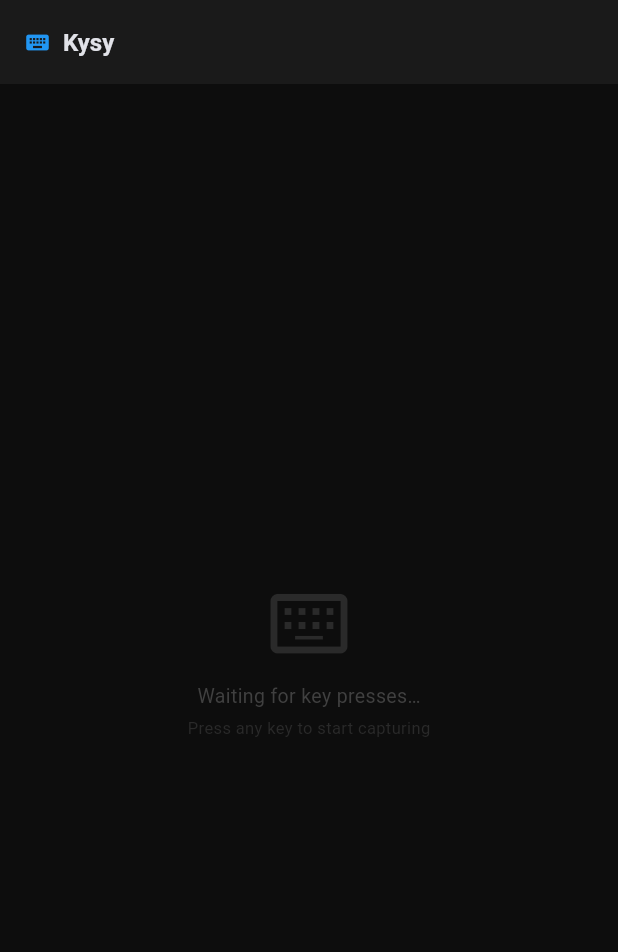
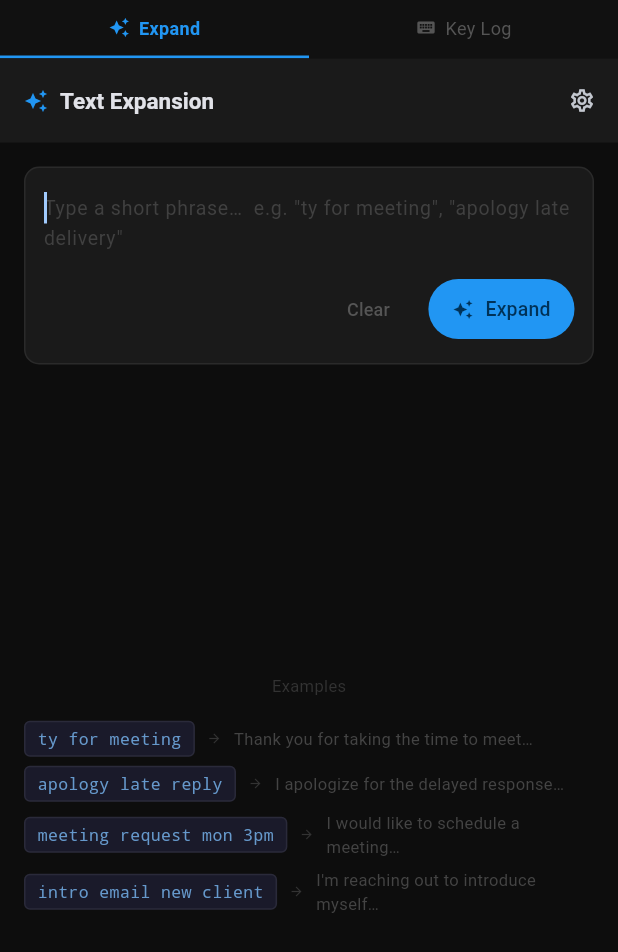
Before and after one commit to walteryaron/Kright, a Flutter app: the screen it shows after launch, on a phone screen of 412 x 824 dp. Shown: the top 952 px of the screen. Run offline on Flutter 3.47's test engine with Material 3 defaults, Android fonts, the phone set to English and light mode, and no system bars; our stand-ins replace google_generative_ai, shared_preferences; missing offline and left inert: tray_manager, window_manager; statements that could not run were skipped.

Commit message:
Add Gemini AI text expansion feature
- GeminiService wraps google_generative_ai with gemini-2.0-flash
- API key stored locally via shared_preferences (Settings page)
- TextExpansionPage: type short phrase → AI returns full message + copy button
- KysyHome: two-tab layout (Expand / Key Log) with unified tray menu
- Remove Ollama; API-based approach needs no local model download

Co-Authored-By: Claude Sonnet 4.6 <noreply@anthropic.com>

```diff
--- /dev/null
+++ b/lib/ai/gemini_service.dart
@@ -0,0 +1,55 @@
+import 'package:google_generative_ai/google_generative_ai.dart';
+import 'package:shared_preferences/shared_preferences.dart';
+
+class GeminiService {
+  static const _keyPref = 'gemini_api_key';
+
+  static GenerativeModel? _model;
+
+  static Future<void> init() async {
+    final prefs = await SharedPreferences.getInstance();
+    final key = prefs.getString(_keyPref) ?? '';
+    if (key.isNotEmpty) _model = _buildModel(key);
+  }
+
+  static Future<void> setApiKey(String key) async {
+    final prefs = await SharedPreferences.getInstance();
+    await prefs.setString(_keyPref, key.trim());
+    _model = key.trim().isNotEmpty ? _buildModel(key.trim()) : null;
+  }
+
+  static Future<String?> getApiKey() async {
+    final prefs = await SharedPreferences.getInstance();
+    return prefs.getString(_keyPref);
+  }
+
+  static bool get isReady => _model != null;
+
+  static GenerativeModel _buildModel(String apiKey) => GenerativeModel(
+        model: 'gemini-2.0-flash',
+        apiKey: apiKey,
+        generationConfig: GenerationConfig(
+          temperature: 0.7,
+          maxOutputTokens: 1024,
+        ),
+        systemInstruction: Content.system(
+          'You are a smart text expansion assistant built into a keyboard tool. '
+          'When given a short phrase, abbreviation, or rough idea, expand it into '
+          'a clear, complete, professional message ready to use. '
+          'Return only the expanded text — no explanations, no quotes, no extra formatting.',
+        ),
+      );
+
+  static Future<String> expand(String shortPhrase) async {
+    if (_model == null) throw Exception('API key not configured');
+    if (shortPhrase.trim().isEmpty) throw Exception('Input is empty');
+
+    final response = await _model!.generateContent([
+      Content.text('Expand this: $shortPhrase'),
+    ]);
+
+    final text = response.text;
+    if (text == null || text.isEmpty) throw Exception('No response from Gemini');
+    return text.trim();
+  }
+}
--- a/lib/main.dart
+++ b/lib/main.dart
@@ -1,8 +1,11 @@
 import 'package:flutter/material.dart';
 import 'package:tray_manager/tray_manager.dart';
 import 'package:window_manager/window_manager.dart';
+import 'ai/gemini_service.dart';
 import 'keyboard_service.dart';
 import 'ui/keyboard_history_page.dart';
+import 'ui/text_expansion_page.dart';
+import 'ui/settings_page.dart';
 
 Future<void> main() async {
   WidgetsFlutterBinding.ensureInitialized();
@@ -10,9 +13,9 @@ Future<void> main() async {
   await windowManager.ensureInitialized();
 
   const windowOptions = WindowOptions(
-    size: Size(420, 640),
+    size: Size(460, 680),
     center: true,
-    title: 'Kysy — Key History',
+    title: 'Kysy',
     skipTaskbar: true,
     titleBarStyle: TitleBarStyle.hidden,
     backgroundColor: Color(0xFF0D0D0D),
@@ -22,6 +25,7 @@ Future<void> main() async {
     await windowManager.hide();
   });
 
+  await GeminiService.init();
   await _setupTray();
   KeyboardService.startListening();
 
@@ -31,11 +35,12 @@ Future<void> main() async {
 Future<void> _setupTray() async {
   await trayManager.setIcon('assets/tray_icon.png');
   await trayManager.setContextMenu(Menu(items: [
-    MenuItem(key: 'show_history', label: 'Show Key History'),
+    MenuItem(key: 'expand',       label: 'Text Expansion'),
+    MenuItem(key: 'history',      label: 'Key History'),
     MenuItem.separator(),
-    MenuItem(key: 'clear_history', label: 'Clear History'),
+    MenuItem(key: 'settings',     label: 'Settings'),
     MenuItem.separator(),
-    MenuItem(key: 'quit', label: 'Quit Kysy'),
+    MenuItem(key: 'quit',         label: 'Quit Kysy'),
   ]));
 }
 
@@ -54,7 +59,155 @@ class KysyApp extends StatelessWidget {
           brightness: Brightness.dark,
         ),
       ),
-      home: const KeyboardHistoryPage(),
+      home: const KysyHome(),
     );
   }
 }
+
+class KysyHome extends StatefulWidget {
+  const KysyHome({super.key});
+
+  @override
+  State<KysyHome> createState() => _KysyHomeState();
+}
+
+class _KysyHomeState extends State<KysyHome>
+    with TrayListener, WindowListener {
+  int _tab = 0;
+
+  static const _pages = [
+    TextExpansionPage(),
+    KeyboardHistoryPage(),
+  ];
+
+  @override
+  void initState() {
+    super.initState();
+    trayManager.addListener(this);
+    windowManager.addListener(this);
+  }
+
+  @override
+  void dispose() {
+    trayManager.removeListener(this);
+    windowManager.removeListener(this);
+    super.dispose();
+  }
+
+  @override
+  void onTrayIconMouseDown() {
+    windowManager.isVisible().then((visible) {
+      if (visible) {
+        windowManager.hide();
+      } else {
+        windowManager.show();
+        windowManager.focus();
+      }
+    });
+  }
+
+  @override
+  void onTrayIconRightMouseDown() => trayManager.popUpContextMenu();
+
+  @override
+  void onTrayMenuItemClick(MenuItem item) {
+    switch (item.key) {
+      case 'expand':
+        setState(() => _tab = 0);
+        windowManager.show();
+        windowManager.focus();
+      case 'history':
+        setState(() => _tab = 1);
+        windowManager.show();
+        windowManager.focus();
+      case 'settings':
+        windowManager.show();
+        windowManager.focus();
+        WidgetsBinding.instance.addPostFrameCallback((_) {
+          Navigator.of(context).push(
+            MaterialPageRoute(builder: (_) => const SettingsPage()),
+          );
+        });
+      case 'quit':
+        windowManager.destroy();
+    }
+  }
+
+  @override
+  void onWindowClose() => windowManager.hide();
+
+  @override
+  Widget build(BuildContext context) {
+    return Scaffold(
+      backgroundColor: const Color(0xFF0D0D0D),
+      body: Column(
+        children: [
+          _TabBar(current: _tab, onTap: (i) => setState(() => _tab = i)),
+          Expanded(child: _pages[_tab]),
+        ],
+      ),
+    );
+  }
+}
+
+class _TabBar extends StatelessWidget {
+  final int current;
+  final ValueChanged<int> onTap;
+  const _TabBar({required this.current, required this.onTap});
+
+  @override
+  Widget build(BuildContext context) {
+    return Container(
+      color: const Color(0xFF111111),
+      child: Row(
+        children: [
+          _Tab(label: 'Expand', icon: Icons.auto_awesome, selected: current == 0, onTap: () => onTap(0)),
+          _Tab(label: 'Key Log', icon: Icons.keyboard, selected: current == 1, onTap: () => onTap(1)),
+        ],
+      ),
+    );
+  }
+}
+
+class _Tab extends StatelessWidget {
+  final String label;
+  final IconData icon;
+  final bool selected;
+  final VoidCallback onTap;
+  const _Tab({required this.label, required this.icon, required this.selected, required this.onTap});
+
+  @override
+  Widget build(BuildContext context) {
+    return Expanded(
+      child: InkWell(
+        onTap: onTap,
+        child: Container(
+          padding: const EdgeInsets.symmetric(vertical: 10),
+          decoration: BoxDecoration(
+            border: Border(
+              bottom: BorderSide(
+                color: selected ? Colors.blue : Colors.transparent,
+                width: 2,
+              ),
+            ),
+          ),
+          child: Row(
+            mainAxisAlignment: MainAxisAlignment.center,
+            children: [
+              Icon(icon, size: 14, color: selected ? Colors.blue : const Color(0xFF555555)),
+              const SizedBox(width: 6),
+              Text(
+                label,
+                style: TextStyle(
+                  fontSize: 12,
+                  fontWeight: selected ? FontWeight.w600 : FontWeight.normal,
+                  color: selected ? Colors.blue : const Color(0xFF555555),
+                ),
+              ),
+            ],
+          ),
+        ),
+      ),
+    );
+  }
+}
--- /dev/null
+++ b/lib/ui/text_expansion_page.dart
@@ -0,0 +1,326 @@
+import 'package:flutter/material.dart';
+import 'package:flutter/services.dart';
+import '../ai/gemini_service.dart';
+import 'settings_page.dart';
+
+class TextExpansionPage extends StatefulWidget {
+  const TextExpansionPage({super.key});
+
+  @override
+  State<TextExpansionPage> createState() => _TextExpansionPageState();
+}
+
+class _TextExpansionPageState extends State<TextExpansionPage> {
+  final _inputController = TextEditingController();
+  final _inputFocus = FocusNode();
+
+  String _output = '';
+  bool _loading = false;
+  String? _error;
+
+  @override
+  void dispose() {
+    _inputController.dispose();
+    _inputFocus.dispose();
+    super.dispose();
+  }
+
+  Future<void> _expand() async {
+    final input = _inputController.text.trim();
+    if (input.isEmpty) return;
+    if (!GeminiService.isReady) {
+      setState(() => _error = 'Add your Gemini API key in Settings first.');
+      return;
+    }
+
+    setState(() {
+      _loading = true;
+      _error = null;
+      _output = '';
+    });
+
+    try {
+      final result = await GeminiService.expand(input);
+      setState(() => _output = result);
+    } catch (e) {
+      setState(() => _error = e.toString().replaceFirst('Exception: ', ''));
+    } finally {
+      setState(() => _loading = false);
+    }
+  }
+
+  Future<void> _copyOutput() async {
+    if (_output.isEmpty) return;
+    await Clipboard.setData(ClipboardData(text: _output));
+    if (!mounted) return;
+    ScaffoldMessenger.of(context).showSnackBar(
+      const SnackBar(
+        content: Text('Copied to clipboard'),
+        duration: Duration(seconds: 1),
+        behavior: SnackBarBehavior.floating,
+      ),
+    );
+  }
+
+  @override
+  Widget build(BuildContext context) {
+    return Scaffold(
+      backgroundColor: const Color(0xFF0D0D0D),
+      appBar: AppBar(
+        backgroundColor: const Color(0xFF1A1A1A),
+        title: const Row(
+          children: [
+            Icon(Icons.auto_awesome, size: 16, color: Colors.blue),
+            SizedBox(width: 8),
+            Text('Text Expansion', style: TextStyle(fontSize: 15, fontWeight: FontWeight.w600)),
+          ],
+        ),
+        actions: [
+          IconButton(
+            icon: const Icon(Icons.settings_outlined, size: 18),
+            tooltip: 'Settings',
+            onPressed: () => Navigator.push(
+              context,
+              MaterialPageRoute(builder: (_) => const SettingsPage()),
+            ),
+          ),
+        ],
+      ),
+      body: Padding(
+        padding: const EdgeInsets.all(16),
+        child: Column(
+          crossAxisAlignment: CrossAxisAlignment.stretch,
+          children: [
+            _InputCard(
+              controller: _inputController,
+              focusNode: _inputFocus,
+              loading: _loading,
+              onSubmit: _expand,
+            ),
+            const SizedBox(height: 12),
+            if (_error != null) _ErrorBanner(message: _error!),
+            if (_loading) const _LoadingIndicator(),
+            if (_output.isNotEmpty && !_loading)
+              Expanded(child: _OutputCard(text: _output, onCopy: _copyOutput)),
+            if (_output.isEmpty && !_loading && _error == null)
+              const Expanded(child: _HintView()),
+          ],
+        ),
+      ),
+    );
+  }
+}
+
+class _InputCard extends StatelessWidget {
+  final TextEditingController controller;
+  final FocusNode focusNode;
+  final bool loading;
+  final VoidCallback onSubmit;
+
+  const _InputCard({
+    required this.controller,
+    required this.focusNode,
+    required this.loading,
+    required this.onSubmit,
+  });
+
+  @override
+  Widget build(BuildContext context) {
+    return Container(
+      decoration: BoxDecoration(
+        color: const Color(0xFF1A1A1A),
+        borderRadius: BorderRadius.circular(10),
+        border: Border.all(color: const Color(0xFF2A2A2A)),
+      ),
+      padding: const EdgeInsets.all(12),
+      child: Column(
+        crossAxisAlignment: CrossAxisAlignment.stretch,
+        children: [
+          TextField(
+            controller: controller,
+            focusNode: focusNode,
+            autofocus: true,
+            maxLines: 3,
+            minLines: 1,
+            style: const TextStyle(fontSize: 14, color: Colors.white),
+            decoration: const InputDecoration(
+              hintText: 'Type a short phrase…  e.g. "ty for meeting", "apology late delivery"',
+              hintStyle: TextStyle(color: Color(0xFF404040), fontSize: 13),
+              border: InputBorder.none,
+              isDense: true,
+            ),
+            onSubmitted: (_) => onSubmit(),
+          ),
+          const SizedBox(height: 10),
+          Row(
+            mainAxisAlignment: MainAxisAlignment.end,
+            children: [
+              TextButton(
+                onPressed: controller.clear,
+                child: const Text('Clear', style: TextStyle(color: Color(0xFF555555), fontSize: 12)),
+              ),
+              const SizedBox(width: 8),
+              FilledButton.icon(
+                onPressed: loading ? null : onSubmit,
+                icon: const Icon(Icons.auto_awesome, size: 14),
+                label: const Text('Expand', style: TextStyle(fontSize: 13)),
+                style: FilledButton.styleFrom(
+                  backgroundColor: Colors.blue,
+                  padding: const EdgeInsets.symmetric(horizontal: 16, vertical: 8),
+                ),
+              ),
+            ],
+          ),
+        ],
+      ),
+    );
+  }
+}
+
+class _OutputCard extends StatelessWidget {
+  final String text;
+  final VoidCallback onCopy;
+
+  const _OutputCard({required this.text, required this.onCopy});
+
+  @override
+  Widget build(BuildContext context) {
+    return Container(
+      decoration: BoxDecoration(
+        color: const Color(0xFF0F1F0F),
+        borderRadius: BorderRadius.circular(10),
+        border: Border.all(color: Colors.green.withValues(alpha: 0.25)),
+      ),
+      child: Column(
+        crossAxisAlignment: CrossAxisAlignment.stretch,
+        children: [
+          Padding(
+            padding: const EdgeInsets.fromLTRB(12, 10, 8, 0),
+            child: Row(
+              children: [
+                const Icon(Icons.check_circle_outline, size: 14, color: Colors.green),
+                const SizedBox(width: 6),
+                const Text('Expanded', style: TextStyle(fontSize: 11, color: Colors.green)),
+                const Spacer(),
+                TextButton.icon(
+                  onPressed: onCopy,
+                  icon: const Icon(Icons.copy, size: 13),
+                  label: const Text('Copy', style: TextStyle(fontSize: 12)),
+                  style: TextButton.styleFrom(foregroundColor: Colors.green),
+                ),
+              ],
+            ),
+          ),
+          Expanded(
+            child: SingleChildScrollView(
+              padding: const EdgeInsets.fromLTRB(12, 6, 12, 12),
+              child: SelectableText(
+                text,
+                style: const TextStyle(
+                  fontSize: 13,
+                  color: Color(0xFFCCCCCC),
+                  height: 1.6,
+                ),
+              ),
+            ),
+          ),
+        ],
+      ),
+    );
+  }
+}
+
+class _LoadingIndicator extends StatelessWidget {
+  const _LoadingIndicator();
+
+  @override
+  Widget build(BuildContext context) {
+    return const Expanded(
+      child: Center(
+        child: Column(
+          mainAxisSize: MainAxisSize.min,
+          children: [
+            SizedBox(
+              width: 24,
+              height: 24,
+              child: CircularProgressIndicator(strokeWidth: 2, color: Colors.blue),
+            ),
+            SizedBox(height: 12),
+            Text('Expanding…', style: TextStyle(color: Color(0xFF555555), fontSize: 12)),
+          ],
+        ),
+      ),
+    );
+  }
+}
+
+class _ErrorBanner extends StatelessWidget {
+  final String message;
+  const _ErrorBanner({required this.message});
+
+  @override
+  Widget build(BuildContext context) {
+    return Container(
+      margin: const EdgeInsets.only(bottom: 12),
+      padding: const EdgeInsets.symmetric(horizontal: 12, vertical: 8),
+      decoration: BoxDecoration(
+        color: Colors.red.withValues(alpha: 0.1),
+        borderRadius: BorderRadius.circular(8),
+        border: Border.all(color: Colors.red.withValues(alpha: 0.3)),
+      ),
+      child: Row(
+        children: [
+          const Icon(Icons.error_outline, size: 14, color: Colors.red),
+          const SizedBox(width: 8),
+          Expanded(
+            child: Text(message, style: const TextStyle(fontSize: 12, color: Colors.red)),
+          ),
+        ],
+      ),
+    );
+  }
+}
+
+class _HintView extends StatelessWidget {
+  const _HintView();
+
+  @override
+  Widget build(BuildContext context) {
+    const examples = [
+      ('ty for meeting', 'Thank you for taking the time to meet…'),
+      ('apology late reply', 'I apologize for the delayed response…'),
+      ('meeting request mon 3pm', 'I would like to schedule a meeting…'),
+      ('intro email new client', 'I\'m reaching out to introduce myself…'),
+    ];
+
+    return Column(
+      mainAxisAlignment: MainAxisAlignment.center,
+      children: [
+        const Text('Examples', style: TextStyle(color: Color(0xFF333333), fontSize: 11)),
+        const SizedBox(height: 12),
+        ...examples.map((e) => Padding(
+          padding: const EdgeInsets.symmetric(vertical: 3),
+          child: Row(
+            children: [
+              Container(
+                padding: const EdgeInsets.symmetric(horizontal: 8, vertical: 3),
+                decoration: BoxDecoration(
+                  color: const Color(0xFF1A1A2A),
+                  borderRadius: BorderRadius.circular(4),
+                  border: Border.all(color: const Color(0xFF2A2A3A)),
+                ),
+                child: Text(e.$1, style: const TextStyle(fontFamily: 'monospace', fontSize: 11, color: Color(0xFF6699CC))),
+              ),
+              const SizedBox(width: 8),
+              const Icon(Icons.arrow_forward, size: 10, color: Color(0xFF333333)),
+              const SizedBox(width: 8),
+              Expanded(
+                child: Text(e.$2, style: const TextStyle(fontSize: 11, color: Color(0xFF444444))),
+              ),
+            ],
+          ),
+        )),
+      ],
+    );
+  }
+}
--- a/pubspec.yaml
+++ b/pubspec.yaml
@@ -37,6 +37,8 @@ dependencies:
   tray_manager: ^0.2.3      # macOS menu bar + Windows system tray
   hotkey_manager: ^0.2.3    # global keyboard shortcut registration
   window_manager: ^0.4.3    # control window visibility/positioning
+  google_generative_ai: ^0.4.7
+  shared_preferences: ^2.5.5
 
 dev_dependencies:
   flutter_test:
```
Also changed, not shown: lib/ui/keyboard_history_page.dart (+7 -47 lines), lib/ui/settings_page.dart (added, +124 -0 lines), pubspec.lock.
